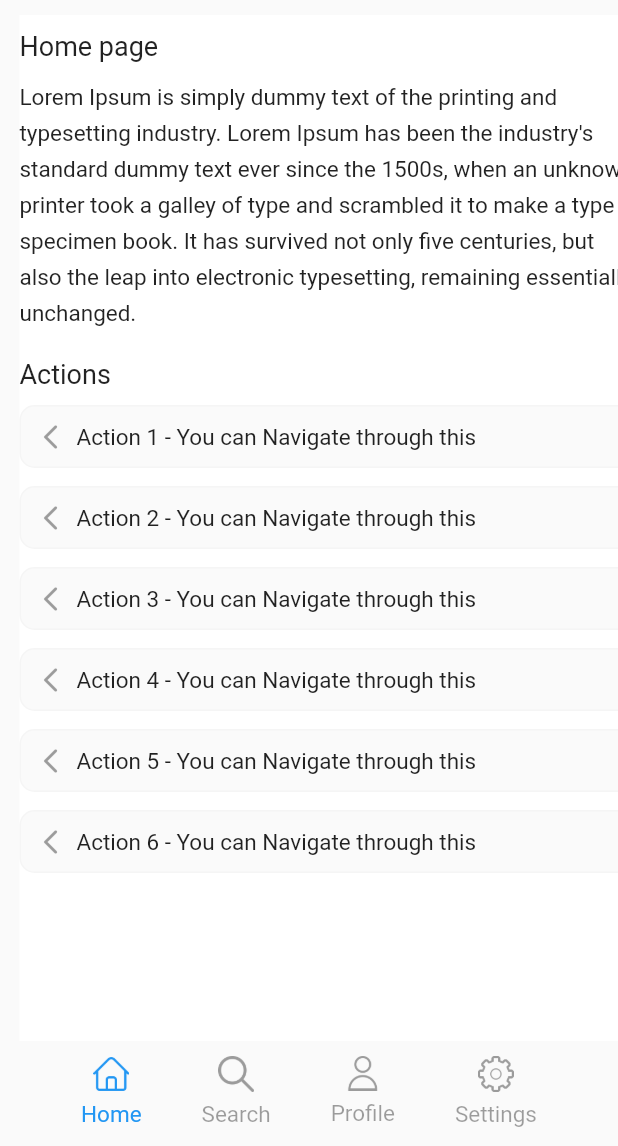
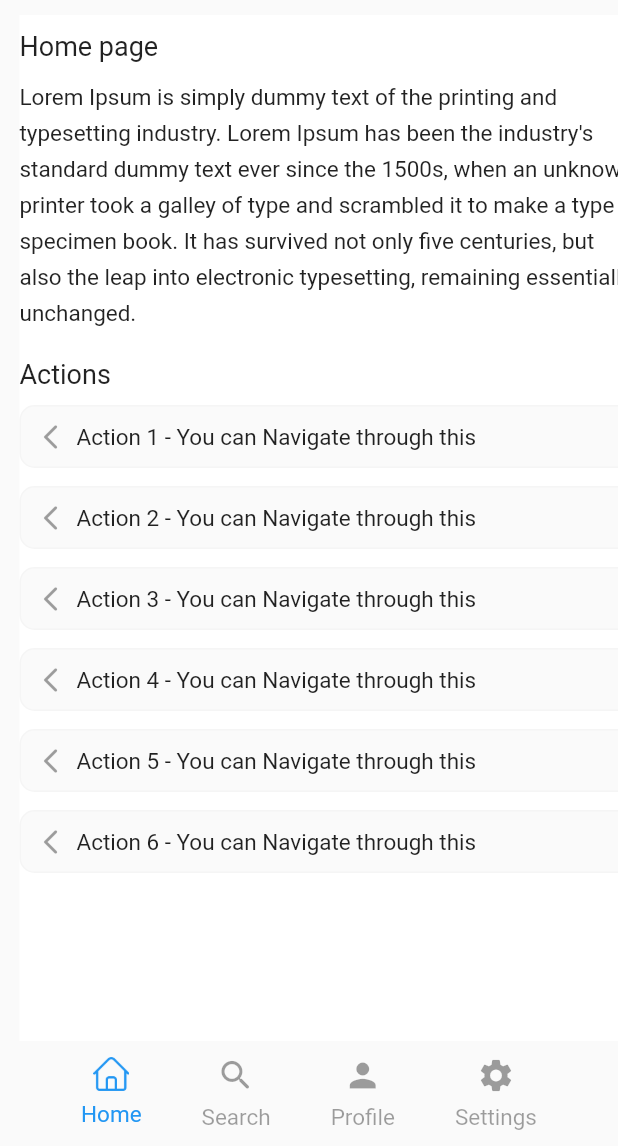
Before and after one commit to shahul-hamed/scrollable_list, a Flutter app: the screen it shows after launch, on a phone screen of 412 x 824 dp, the part 90-1236 px from its top. Run offline on Flutter 3.47's test engine with Material 2 defaults, Android fonts, the phone set to English and light mode, and no system bars.

```diff
--- a/example/lib/scrollable_app.dart
+++ b/example/lib/scrollable_app.dart
@@ -47,21 +47,18 @@ class ScrollablePage extends StatelessWidget {
       content: "",
       label: "Search",
       icon: Icons.search_rounded,
-      image: "assets/images/search.png",
     ),
     CommonList(
       uniqueID: 3,
       content: "",
       label: "Profile",
       height: 23,
-      image: "assets/images/user.png",
       icon: Icons.person,
     ),
     CommonList(
       uniqueID: 4,
       content: "",
       label: "Settings",
-      image: "assets/images/settings.png",
       icon: Icons.settings,
     ),
   ];
@@ -77,7 +74,7 @@ class ScrollablePage extends StatelessWidget {
         title: title,
       ),
       /// Size of the icon
-      iconSize: 24,
+      iconSize: 26,
       /// Color represents the selected element
       selectedColor: Colors.blue,
       /// Color represents the unselected element
--- a/pubspec.yaml
+++ b/pubspec.yaml
@@ -1,8 +1,8 @@
 name: scrollable_list
 description: A new Flutter package which helps to scroll the content with their respective bottom bar menu .
-version: 0.0.2
+version: 0.0.2+1
 # author: Shahul Hameed <shahul5.it@gmail.com>
-homepage: https://github.com/shahul-hamed/flutter-scrollable-list
+homepage: https://github.com/shahul-hamed/scrollable_list
 
 environment:
   sdk: ">=2.17.1 <3.0.0"
```
Also changed, not shown: example/assets/images/search.png (deleted), example/assets/images/settings.png (deleted), example/assets/images/user.png (deleted), 1 other file.
